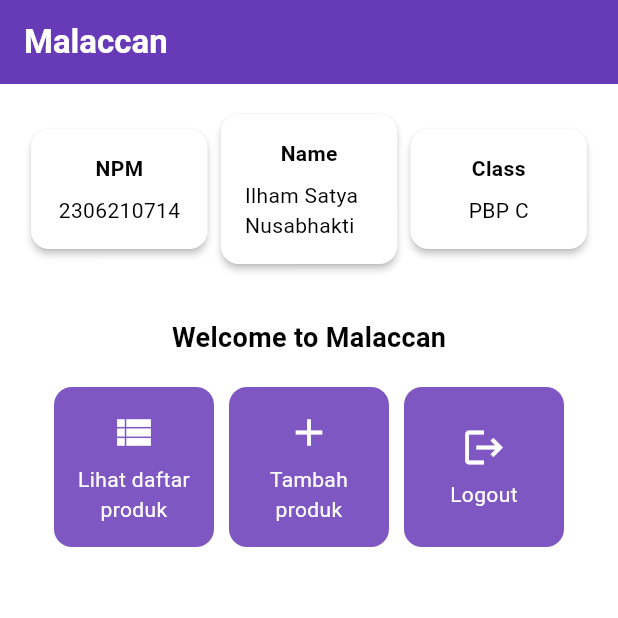
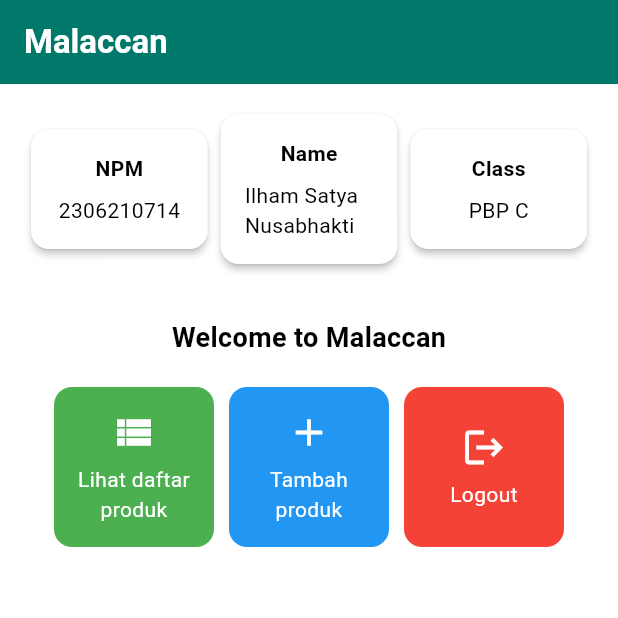
Before and after one commit to 2021HUMMM/malaccan-mobile, a Flutter app: the screen it shows after launch, on a phone screen of 412 x 824 dp, the top half of it. Run offline on Flutter 3.47's test engine with Material 3 defaults, Android fonts, the phone set to English and light mode, and no system bars.

Commit message:
finished the code for assignment 7

```diff
--- a/lib/main.dart
+++ b/lib/main.dart
@@ -1,5 +1,22 @@
 import 'package:flutter/material.dart';
 import 'package:malaccan_mobile/menu.dart';
+
+// Define custom MaterialColor for teal
+MaterialColor customTeal = MaterialColor(
+  const Color(0xFF00796B).value,
+  <int, Color>{
+    50: const Color(0xFFE0F2F1),
+    100: const Color(0xFFB2DFDB),
+    200: const Color(0xFF80CBC4),
+    300: const Color(0xFF4DB6AC),
+    400: const Color(0xFF26A69A),
+    500: const Color(0xFF00796B), // Primary color (500)
+    600: const Color(0xFF00796B),
+    700: const Color(0xFF00695C),
+    800: const Color(0xFF004D40),
+    900: const Color(0xFF003B2D), // Darkest shade (900)
+  },
+);
 
 void main() {
   runApp(const MyApp());
@@ -12,26 +29,11 @@
   @override
   Widget build(BuildContext context) {
     return MaterialApp(
-      title: 'Flutter Demo',
+      title: 'Malaccan Mobile',
       theme: ThemeData(
-        // This is the theme of your application.
-        //
-        // TRY THIS: Try running your application with "flutter run". You'll see
-        // the application has a purple toolbar. Then, without quitting the app,
-        // try changing the seedColor in the colorScheme below to Colors.green
-        // and then invoke "hot reload" (save your changes or press the "hot
-        // reload" button in a Flutter-supported IDE, or press "r" if you used
-        // the command line to start the app).
-        //
-        // Notice that the counter didn't reset back to zero; the application
-        // state is not lost during the reload. To reset the state, use hot
-        // restart instead.
-        //
-        // This works for code too, not just values: Most code changes can be
-        // tested with just a hot reload.
         colorScheme: ColorScheme.fromSwatch(
-        primarySwatch: Colors.deepPurple,
-        ).copyWith(secondary: Colors.deepPurple[400]),
+          primarySwatch: customTeal, // Use the custom teal color
+        ).copyWith(secondary: const Color.fromARGB(255, 204, 204, 204)),
         useMaterial3: true,
       ),
       home: MyHomePage(),
--- a/lib/menu.dart
+++ b/lib/menu.dart
@@ -8,9 +8,9 @@ class MyHomePage extends StatelessWidget {
   final String className = 'PBP C'; // Kelas
 
   final List<ItemHomepage> items = [
-          ItemHomepage("Lihat daftar produk", Icons.view_list),
-          ItemHomepage("Tambah produk", Icons.add),
-          ItemHomepage("Logout", Icons.logout),
+    ItemHomepage("Lihat daftar produk", Icons.view_list, Colors.green), // Example color
+    ItemHomepage("Tambah produk", Icons.add, Colors.blue), // Example color
+    ItemHomepage("Logout", Icons.logout, Colors.red), // Example color
       ];
 
   MyHomePage({super.key});
@@ -129,10 +129,11 @@ class InfoCard extends StatelessWidget {
 }
 
 class ItemHomepage {
-    final String name;
-    final IconData icon;
+  final String name;
+  final IconData icon;
+  final Color color;
 
-    ItemHomepage(this.name, this.icon);
+  ItemHomepage(this.name, this.icon, this.color);
 }
 
 class ItemCard extends StatelessWidget {
@@ -145,8 +146,7 @@ class ItemCard extends StatelessWidget {
   @override
   Widget build(BuildContext context) {
     return Material(
-      // Menentukan warna latar belakang dari tema aplikasi.
-      color: Theme.of(context).colorScheme.secondary,
+      color: item.color, // Use the color from the item
       // Membuat sudut kartu melengkung.
       borderRadius: BorderRadius.circular(12),
 
```
